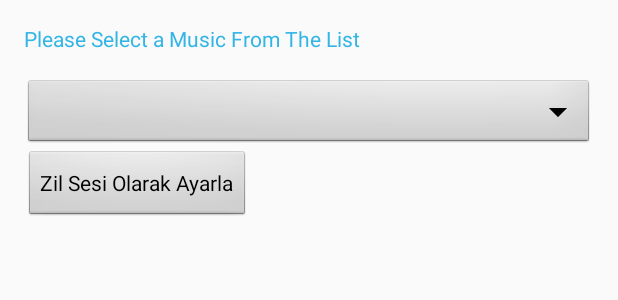
After one commit to nrglmntrc/Reminder-App, an Android app: the layout activity_set_music.xml on its own in the app's theme, with its tools: preview values and no code run, on a phone screen of 412 x 824 dp. The commit adds this screen. Shown: the top 300 px of the screen. Run offline under Robolectric (Android 15) with nearby library versions, the phone set to English and light mode, and no system bars.

Commit message:
Kullanıcı Alarm Sesini Telefondan Seçsin İşlemleri

```diff
--- a/Reminder/app/src/main/java/com/nurgulmantarci/reminder/EditNote.java
+++ b/Reminder/app/src/main/java/com/nurgulmantarci/reminder/EditNote.java
@@ -7,6 +7,7 @@ import android.content.Context;
 import android.content.Intent;
 import android.database.Cursor;
 import android.database.sqlite.SQLiteDatabase;
+import android.graphics.drawable.ColorDrawable;
 import android.os.Build;
 import android.os.Bundle;
 import android.support.annotation.RequiresApi;
@@ -53,6 +54,9 @@ public class EditNote extends AppCompatActivity {
     protected void onCreate(Bundle savedInstanceState) {
         super.onCreate(savedInstanceState);
         setContentView(R.layout.activity_edit_note);
+        getSupportActionBar().setTitle(getResources().getString(R.string.edit));
+
+        getSupportActionBar().setBackgroundDrawable(new ColorDrawable(getResources().getColor(R.color.blue)));
 
         init();
 
--- a/Reminder/app/src/main/java/com/nurgulmantarci/reminder/MainActivity.java
+++ b/Reminder/app/src/main/java/com/nurgulmantarci/reminder/MainActivity.java
@@ -73,6 +73,11 @@ public class MainActivity extends AppCompatActivity {
                 Intent intent=new Intent(context, CreateNote.class);
                 startActivity(intent);
                 return true;
+            case R.id.action_settings:
+                Intent intent1=new Intent(context, SetMusic.class);
+                startActivity(intent1);
+                return true;
+
             default:
                 return super.onOptionsItemSelected(item);
         }
--- a/Reminder/app/src/main/res/layout/activity_main.xml
+++ b/Reminder/app/src/main/res/layout/activity_main.xml
@@ -21,5 +21,7 @@
         android:layout_height="wrap_content"
         android:layout_gravity="bottom|end"
         android:layout_margin="@dimen/fab_margin"
-        android:src="@drawable/ic_action_new" />
+        android:src="@drawable/ic_action_new"
+        app:backgroundTint="@color/colorPrimary"
+        />
 </android.support.design.widget.CoordinatorLayout>
--- /dev/null
+++ b/Reminder/app/src/main/res/layout/activity_set_music.xml
@@ -0,0 +1,32 @@
+<RelativeLayout xmlns:android="http://schemas.android.com/apk/res/android"
+    xmlns:tools="http://schemas.android.com/tools"
+    android:layout_width="match_parent"
+    android:layout_height="match_parent"
+    android:paddingLeft="@dimen/activity_horizontal_margin"
+    android:paddingTop="@dimen/activity_vertical_margin"
+    android:paddingRight="@dimen/activity_horizontal_margin"
+    android:paddingBottom="@dimen/activity_vertical_margin"
+    android:theme="@android:style/Theme.Translucent.NoTitleBar"
+    tools:context=".SetMusic">
+
+    <TextView
+        android:id="@+id/txtMusicText"
+        android:layout_width="match_parent"
+        android:layout_height="wrap_content"
+        android:text="@string/setMusic"
+        android:textAppearance="?android:attr/textAppearanceSmall"
+        android:textColor="@android:color/holo_blue_light"
+        android:layout_marginBottom="16dp"/>
+    <Spinner
+        android:layout_width="match_parent"
+        android:layout_height="wrap_content"
+        android:layout_below="@id/txtMusicText"
+        android:id="@+id/spinnerMusic"/>
+    <Button
+        android:layout_width="wrap_content"
+        android:layout_height="wrap_content"
+        android:layout_below="@id/spinnerMusic"
+        android:text="Zil Sesi Olarak Ayarla"
+        android:id="@+id/btnSaveMusic"/>
+
+</RelativeLayout>
--- a/Reminder/app/src/main/res/layout/activity_view_note.xml
+++ b/Reminder/app/src/main/res/layout/activity_view_note.xml
@@ -39,7 +39,7 @@
                 android:text="@string/view_detail"
                 android:id="@+id/detail"
                 android:layout_margin="5dp"
-                android:textColor="@android:color/holo_orange_dark"
+                android:textColor="@android:color/holo_blue_light"
                 android:layout_weight="0.47" />
             <View
                 android:layout_width="match_parent"
@@ -66,7 +66,7 @@
                     android:layout_height="wrap_content"
                     android:textAppearance="?android:attr/textAppearanceMedium"
                     android:text="@string/note_type"
-                    android:textColor="@android:color/holo_orange_dark"
+                    android:textColor="@android:color/holo_red_light"
                     android:id="@+id/note_type_ans"
                     android:paddingLeft="10dp"
                     android:layout_gravity="center_horizontal" />
--- a/Reminder/app/src/main/res/values/strings.xml
+++ b/Reminder/app/src/main/res/values/strings.xml
@@ -106,4 +106,6 @@
 
     <string name="delayMessage">Alarm Delayed for 5 Minutes</string>
 
+    <string name="setMusic">Please Select a Music From The List</string>
+
 </resources>
```
Also changed, not shown: Reminder/app/src/main/AndroidManifest.xml (+8 -0 lines), Reminder/app/src/main/java/com/nurgulmantarci/reminder/Alert.java (+17 -0 lines), Reminder/app/src/main/java/com/nurgulmantarci/reminder/SetMusic.java (added, +84 -0 lines), 1 other file.
